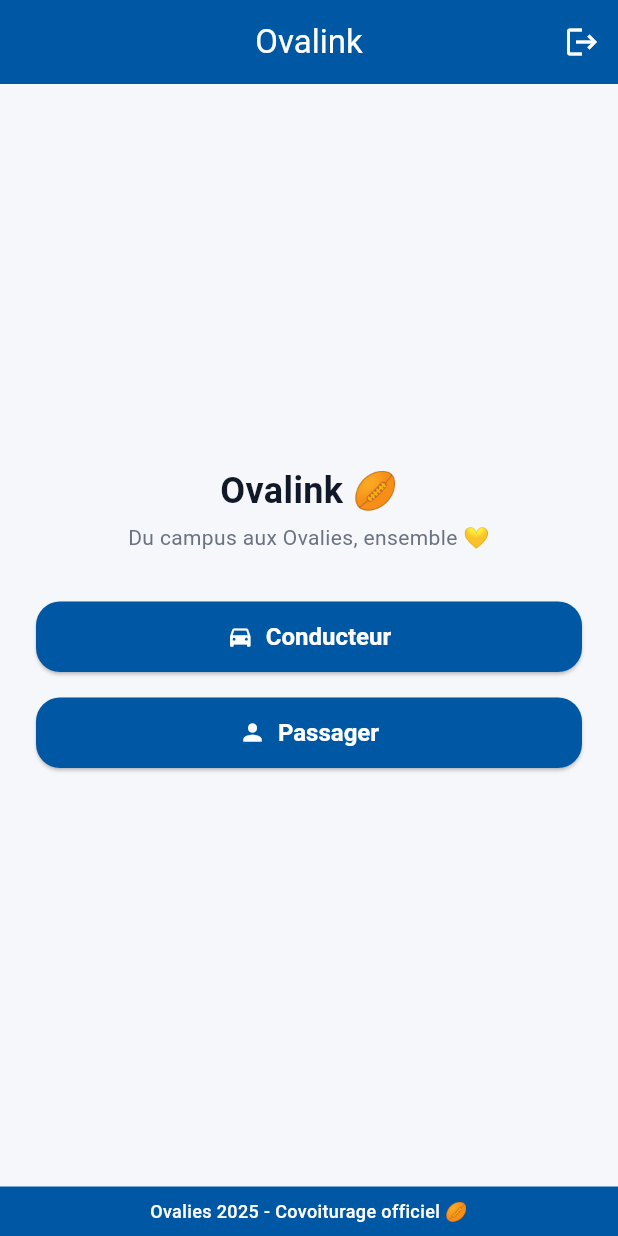
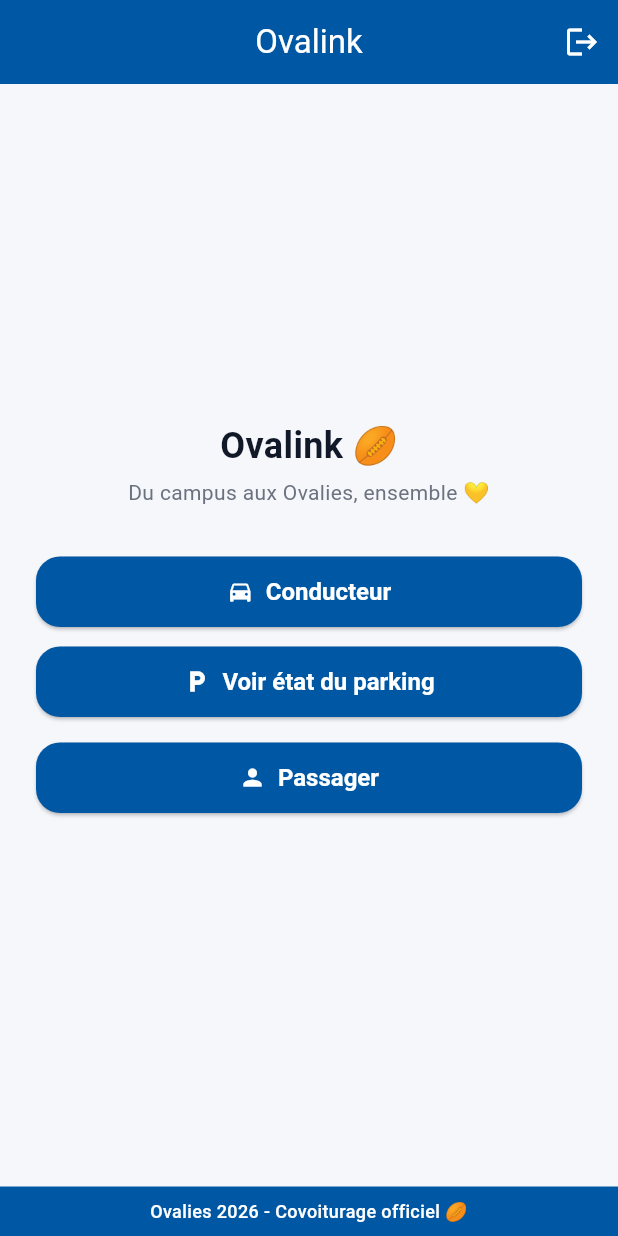
Before and after one commit to alicedebaene/covoit_app, a Flutter app: the screen it shows once a user with an empty profile is signed in, on a phone screen of 412 x 824 dp. Run offline on Flutter 3.47's test engine with Material 3 defaults, Android fonts, the phone set to English and light mode, and no system bars; our stand-ins replace file_picker, qr_flutter, supabase_flutter; missing offline and left inert: mobile_scanner; accounts and stored records are empty.

```diff
--- a/lib/auth/screens/common/home_page.dart
+++ b/lib/auth/screens/common/home_page.dart
@@ -1,7 +1,7 @@
 import 'package:covoit_app/guard/guard_home_page.dart';
 import 'package:covoit_app/passenger/passenger_home_page.dart';
 import 'package:flutter/material.dart';
-
+import 'package:covoit_app/auth/screens/common/driver/parking_status.dart';
 import 'package:covoit_app/service/auth_services/auth_service.dart';
 import 'package:covoit_app/service/supabase_client.dart';
 import 'package:covoit_app/service/session_store.dart';
@@ -169,7 +169,7 @@ class _HomePageState extends State<HomePage> {
         padding: const EdgeInsets.all(8),
         color: const Color(0xFF0057A3),
         child: const Text(
-          'Ovalies 2025 - Covoiturage officiel 🏉',
+          'Ovalies 2026 - Covoiturage officiel 🏉',
           textAlign: TextAlign.center,
           style: TextStyle(
             color: Colors.white,
@@ -216,6 +216,22 @@ class _HomePageState extends State<HomePage> {
                   },
                 ),
               ),
+                          const SizedBox(height: 12),
+            SizedBox(
+              width: double.infinity,
+              child: ElevatedButton.icon(
+                icon: const Icon(Icons.local_parking),
+                label: const Text('Voir état du parking'),
+                onPressed: () {
+                  Navigator.of(context).push(
+                    MaterialPageRoute(
+                     builder: (_) => const ParkingStatusPage(),
+
+                    ),
+                  );
+                },
+              ),
+            ),
               const SizedBox(height: 16),
               SizedBox(
                 width: double.infinity,
```
Also changed, not shown: lib/auth/screens/common/driver/parking_status.dart (added, +82 -0 lines).
